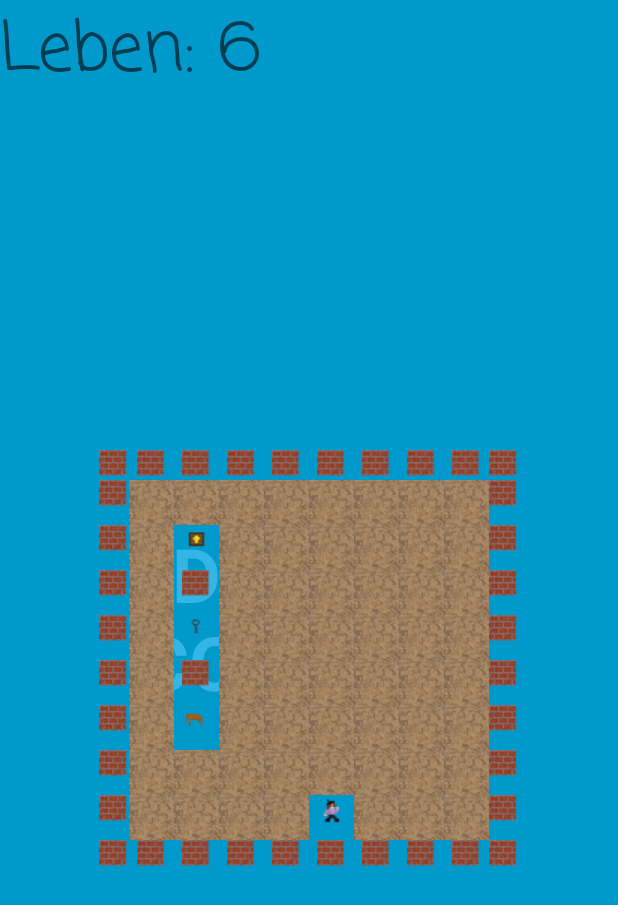
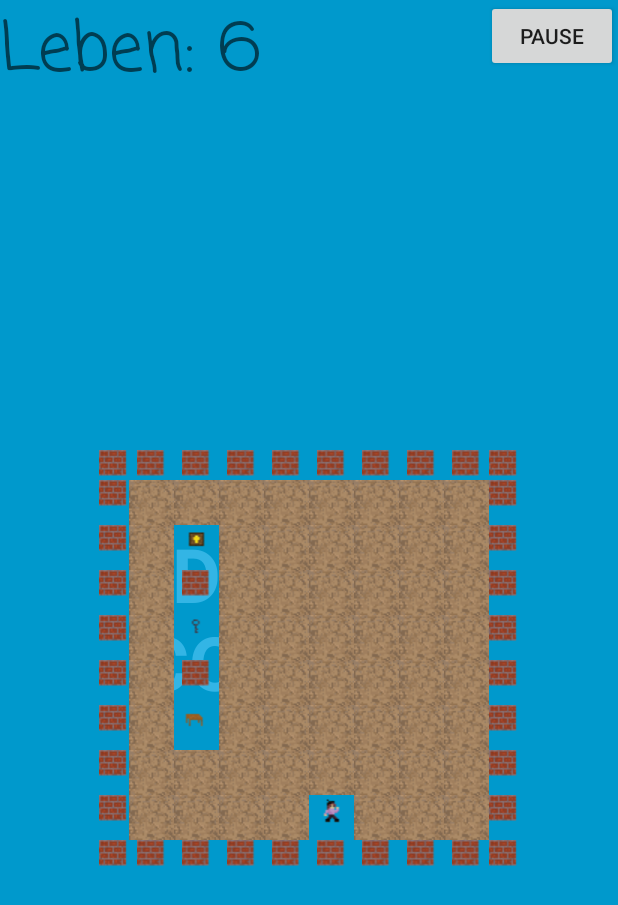
Before and after one commit to f2k1de/SchoolEscape, an Android app: the screen it shows after launch (FullscreenActivity), on a phone screen of 412 x 824 dp. Shown: the top 905 px of the screen. Run offline under Robolectric (Android 15) with nearby library versions, the light colour scheme and no system bars.

Commit message:
20180112

```diff
--- a/app/src/main/res/layout/activity_fullscreen.xml
+++ b/app/src/main/res/layout/activity_fullscreen.xml
@@ -24,6 +24,7 @@
     <!-- This FrameLayout insets its children based on system windows using
          android:fitsSystemWindows. -->
     <FrameLayout
+        android:id="@+id/MyLayout"
         android:layout_width="wrap_content"
         android:layout_height="wrap_content"
         android:layout_gravity="center"
@@ -693,4 +694,25 @@
         android:text="Leben: "
         android:textAppearance="@style/TextAppearance.AppCompat.Display2" />
 
+    <RelativeLayout
+        android:layout_width="match_parent"
+        android:layout_height="match_parent">
+
+        <Button
+            android:id="@+id/pause"
+            android:layout_width="wrap_content"
+            android:layout_height="wrap_content"
+            android:layout_alignParentRight="true"
+            android:text="Pause" />
+
+        <TextView
+            android:id="@+id/gameOver"
+            android:layout_width="wrap_content"
+            android:layout_height="wrap_content"
+            android:layout_centerInParent="true"
+            android:text="TextView"
+            android:textAppearance="@style/TextAppearance.AppCompat.Display2"
+            android:visibility="gone" />
+    </RelativeLayout>
+
 </FrameLayout>
--- a/app/src/main/res/values/strings.xml
+++ b/app/src/main/res/values/strings.xml
@@ -3,4 +3,6 @@
 
     <string name="dummy_button">Dummy Button</string>
     <string name="dummy_content">DUMMY\nCONTENT</string>
+
+    <string name="title_activity_main">MainActivity</string>
 </resources>
```
Also changed, not shown: app/src/main/AndroidManifest.xml (+11 -0 lines), app/src/main/java/mkg/schoolescape/MainActivity.java (added, +17 -0 lines), app/src/main/res/layout/activity_main.xml (added, +31 -0 lines).
